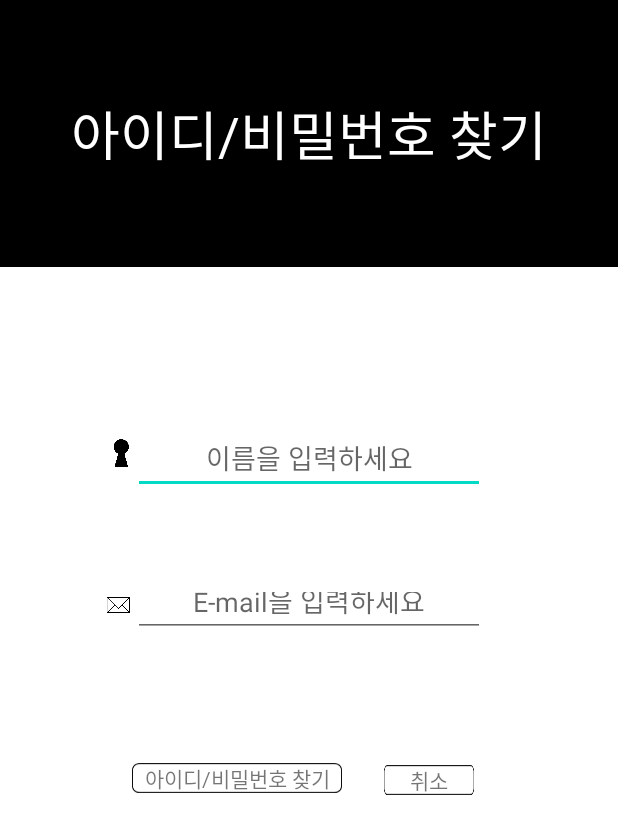
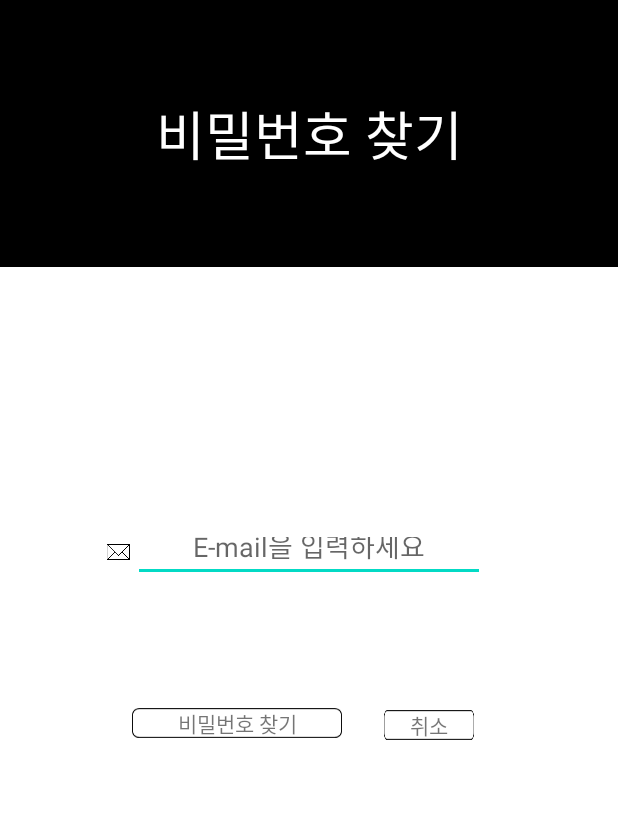
Before and after one commit to Idea-Festival/Idea-Festival-App, an Android app: the SignupActivity screen opened directly, with no data from a screen before it, on a phone screen of 412 x 824 dp. Shown: the top 834 px of the screen. Run offline under Robolectric (Android 15) with nearby library versions, the phone set to English and light mode, and no system bars; our stand-ins replace Firebase (no records; nobody signed in at launch, a user with empty details on screens opened directly).

Commit message:
[UPDATE] firebase로 만든 로그인, 회원가입, 비밀번호 재설정

```diff
--- a/app/build.gradle
+++ b/app/build.gradle
@@ -9,12 +9,12 @@ apply plugin: 'com.android.application'
 apply plugin: 'com.google.gms.google-services'
 
 android {
-    compileSdk 30
+    compileSdk 31
 
     defaultConfig {
         applicationId "com.example.fashionapplication"
         minSdk 30
-        targetSdk 30
+        targetSdk 31
         versionCode 1
         versionName "1.0"
 
@@ -63,6 +63,7 @@ dependencies {
     implementation 'com.google.android.material:material:1.4.0'
     implementation 'androidx.constraintlayout:constraintlayout:2.1.2'
     implementation 'androidx.legacy:legacy-support-v4:1.0.0'
+    implementation 'com.google.firebase:firebase-firestore-ktx:24.0.0'
     testImplementation 'junit:junit:4.+'
     androidTestImplementation 'androidx.test.ext:junit:1.1.3'
     androidTestImplementation 'androidx.test.espresso:espresso-core:3.4.0'
--- a/app/src/main/AndroidManifest.xml
+++ b/app/src/main/AndroidManifest.xml
@@ -13,6 +13,7 @@
         android:label="@string/app_name"
         android:roundIcon="@drawable/rectangle_1"
         android:supportsRtl="true"
+        android:usesCleartextTraffic="true"
         android:theme="@style/Theme.FashionApplication">
         <activity
             android:name=".function.writingPostActivity"
--- a/app/src/main/java/com/example/fashionapplication/function/writingPostActivity.kt
+++ b/app/src/main/java/com/example/fashionapplication/function/writingPostActivity.kt
@@ -5,14 +5,12 @@ import android.content.Intent
 import android.net.Uri
 import android.os.Bundle
 import android.view.View
-import android.widget.Toast
 import androidx.appcompat.app.AppCompatActivity
 import com.example.fashionapplication.R
 import com.example.fashionapplication.data.PostDto
 import com.google.firebase.auth.FirebaseAuth
 import com.google.firebase.firestore.FirebaseFirestore
 import com.google.firebase.storage.FirebaseStorage
-import kotlinx.android.synthetic.main.fragment_profile.*
 import kotlinx.android.synthetic.main.write_posting.*
 import java.text.SimpleDateFormat
 import java.util.*
--- a/app/src/main/java/com/example/fashionapplication/login/SignupActivity.kt
+++ b/app/src/main/java/com/example/fashionapplication/login/SignupActivity.kt
@@ -1,96 +1,47 @@
 package com.example.fashionapplication.login
 
-import android.content.Intent
-import android.database.Cursor
-import android.database.sqlite.SQLiteDatabase
 import android.os.Bundle
 import android.util.Log
 import android.view.View
-import android.widget.EditText
-import android.widget.TextView
 import android.widget.Toast
 import androidx.appcompat.app.AppCompatActivity
-import com.example.fashionapplication.MainActivity
 import com.example.fashionapplication.R
+import com.example.fashionapplication.databinding.ActivitySigupBinding
+import com.google.firebase.auth.FirebaseAuth
+import com.google.firebase.firestore.FirebaseFirestore
+
 
 class SignupActivity : AppCompatActivity() {
-    private val version:Int = 1
-    private lateinit var helper: DatabaseOpenHelper
-    private lateinit var database: SQLiteDatabase
-    lateinit var sql: String
-    lateinit var cursor: Cursor
-    private lateinit var check: Any
 
-    private lateinit var cancel_btn: View
-    private lateinit var Find_btn: View
+    private lateinit var binding: ActivitySigupBinding
+    private lateinit var auth: FirebaseAuth
+    private lateinit var databaseRef: FirebaseFirestore
     override fun onCreate(savedInstanceState: Bundle?) {
         super.onCreate(savedInstanceState)
-        setContentView(R.layout.activity_sigup)
 
-        helper = DatabaseOpenHelper(this, DatabaseOpenHelper.tableName, null, version)
-        database = helper.writableDatabase
-        Find_btn = findViewById(R.id.find_info_btn)
-        Find_btn.setOnClickListener(object : OnClickListener, View.OnClickListener {
-            override fun onClick(v: View) {
-                val dataEmail: EditText = findViewById(R.id.new_email)
-                val dataName: EditText = findViewById(R.id.new_name)
-                val email: String = dataEmail.text.toString()
-                val name: String = dataName.text.toString()
+        binding = ActivitySigupBinding.inflate(layoutInflater)
+        setContentView(binding.root)
 
-                // 입력칸이 비었을때
-                if (email.isEmpty() || name.isEmpty()) {
-                    Toast.makeText(this@SignupActivity, "이메일과 이름은 필수 입력사항 입니다.", Toast.LENGTH_SHORT).show()
-                    return
+        auth = FirebaseAuth.getInstance()
+        databaseRef = FirebaseFirestore.getInstance()
+
+        binding.findInfoBtn.setOnClickListener(object : View.OnClickListener {
+            override fun onClick(p0: View?) {
+                val email = binding.findEmail.text.toString()
+
+                if (email.isEmpty()) {
+                    Toast.makeText(this@SignupActivity, "이메일은 필수 입력사항입니다.", Toast.LENGTH_SHORT).show()
+                } else {
+                    auth.sendPasswordResetEmail(email).addOnCompleteListener { task ->
+                        if (task.isSuccessful) {
+                            Toast.makeText(this@SignupActivity, "비밀번호 재설정 메일을 보냈습니다.", Toast.LENGTH_SHORT).show()
+                        } else {
+                            Log.w("tag", task.exception)
+                        }
+                    }
                 }
 
-                val showId: View = findViewById(R.id.show_information)
-                val showIdText: TextView = findViewById(R.id.information_id)
-                val showPass: View = findViewById(R.id.show_information)
-                val showPassText: TextView = findViewById(R.id.information_password)
-                val okBtn: View = findViewById(R.id.ok_btn)
-                val okText: TextView = findViewById(R.id.ok_text)
-                // 아이디 찾기
-                sql = "SELECT id FROM "+ DatabaseOpenHelper.tableName + " WHERE email = '" + email + "' AND name = '"+name+"'"
-                cursor = database.rawQuery(sql, null)
-                check = cursor.count
-                Log.i("tag", cursor.toString())
-                if (check == 0) {
-                    Toast.makeText(this@SignupActivity,"정보가 일치하지 않습니다.",Toast.LENGTH_SHORT).show()
-                } else {
-                    cursor.moveToFirst()
-                    showId.visibility = View.VISIBLE
-                    showIdText.visibility = View.VISIBLE
-                    showIdText.text = "아이디는 "+cursor.getString(0)+" 입니다."
-                    okBtn.visibility = View.VISIBLE
-                    okText.visibility = View.VISIBLE
-                }
-
-                // 비번
-                sql = "SELECT pw FROM "+ DatabaseOpenHelper.tableName + " WHERE email = '" + email + "' AND name = '"+name+"'"
-                cursor = database.rawQuery(sql, null)
-                check = cursor.count
-                Log.i("tag", cursor.toString())
-                if (check != 0) {
-                    cursor.moveToFirst()
-                    showPass.visibility = View.VISIBLE
-                    showPassText.visibility = View.VISIBLE
-                    showPassText.text = "비밀번호는 "+cursor.getString(0)+" 입니다."
-                    okBtn.visibility = View.VISIBLE
-                    okText.visibility = View.VISIBLE
-                }
-                okBtn.setOnClickListener {
-                    val intent = Intent(this@SignupActivity,MainActivity::class.java)
-                    startActivity(intent)
-                    overridePendingTransition(R.anim.slide_down, R.anim.fade_out)
-                }
             }
         })
-
-        cancel_btn = findViewById(R.id.cancel_btn)
-        cancel_btn.setOnClickListener {
-            val intent = Intent(this,MainActivity::class.java)
-            startActivity(intent)
-            overridePendingTransition(R.anim.slide_down, R.anim.fade_out)
-        }
     }
 }
--- a/app/src/main/res/layout/activity_sigup.xml
+++ b/app/src/main/res/layout/activity_sigup.xml
@@ -15,7 +15,7 @@
         android:background="@color/black"
         android:fontFamily="@font/cafe24ssurround"
         android:gravity="center"
-        android:text="아이디/비밀번호 찾기"
+        android:text="비밀번호 찾기"
         android:textColor="@color/white"
         android:textSize="35sp"
         app:layout_constraintEnd_toEndOf="parent"
@@ -23,35 +23,12 @@
         app:layout_constraintTop_toTopOf="parent" />
 
     <EditText
-        android:id="@+id/new_name"
-        android:layout_width="wrap_content"
-        android:layout_height="wrap_content"
-        android:layout_marginTop="103dp"
-        android:ems="11"
-        android:gravity="center"
-        android:hint="이름을 입력하세요"
-        android:minHeight="48dp"
-        app:layout_constraintEnd_toEndOf="parent"
-        app:layout_constraintStart_toStartOf="parent"
-        app:layout_constraintTop_toBottomOf="@+id/textView" />
-
-    <ImageView
-        android:id="@+id/imageView"
-        android:layout_width="15dp"
-        android:layout_height="20dp"
-        android:layout_marginTop="114dp"
-        android:src="@drawable/hole"
-        app:layout_constraintEnd_toStartOf="@+id/new_name"
-        app:layout_constraintTop_toBottomOf="@+id/textView"
-        app:tint="@color/black" />
-
-    <EditText
-        android:id="@+id/new_email"
+        android:id="@+id/find_email"
         android:layout_width="wrap_content"
         android:layout_height="40dp"
         android:layout_alignParentStart="true"
         android:layout_alignParentTop="true"
-        android:layout_marginTop="55dp"
+        android:layout_marginTop="170dp"
         android:ems="11"
         android:gravity="center"
         android:hint="E-mail을 입력하세요"
@@ -60,17 +37,17 @@
         android:textFontWeight="400"
         app:layout_constraintEnd_toEndOf="parent"
         app:layout_constraintStart_toStartOf="parent"
-        app:layout_constraintTop_toBottomOf="@+id/new_name"
+        app:layout_constraintTop_toBottomOf="@+id/textView"
         tools:ignore="TouchTargetSizeCheck" />
 
     <ImageView
         android:id="@+id/letter"
         android:layout_width="20dp"
         android:layout_height="25dp"
-        android:layout_marginTop="61dp"
         android:src="@drawable/letter"
-        app:layout_constraintEnd_toStartOf="@+id/new_email"
-        app:layout_constraintTop_toBottomOf="@+id/new_name"
+        app:layout_constraintBottom_toBottomOf="@+id/find_email"
+        app:layout_constraintEnd_toStartOf="@+id/find_email"
+        app:layout_constraintTop_toTopOf="@+id/find_email"
         app:tint="@color/black" />
 
     <View
@@ -83,14 +60,14 @@
         android:layout_marginTop="84dp"
         android:background="@drawable/btn_design"
         app:layout_constraintStart_toStartOf="parent"
-        app:layout_constraintTop_toBottomOf="@+id/new_email" />
+        app:layout_constraintTop_toBottomOf="@+id/find_email" />
 
     <TextView
         android:id="@+id/textView2"
         android:layout_width="wrap_content"
         android:layout_height="wrap_content"
         android:fontFamily="@font/cafe24ssurround"
-        android:text="아이디/비밀번호 찾기"
+        android:text="비밀번호 찾기"
         app:layout_constraintBottom_toBottomOf="@+id/find_info_btn"
         app:layout_constraintEnd_toEndOf="@+id/find_info_btn"
         app:layout_constraintStart_toStartOf="@+id/find_info_btn"
@@ -106,7 +83,7 @@
         android:layout_marginEnd="96dp"
         android:background="@drawable/btn_design"
         app:layout_constraintEnd_toEndOf="parent"
-        app:layout_constraintTop_toBottomOf="@+id/new_email" />
+        app:layout_constraintTop_toBottomOf="@+id/find_email" />
 
     <TextView
         android:layout_width="wrap_content"
@@ -118,68 +95,68 @@
         app:layout_constraintStart_toStartOf="@+id/cancel_btn"
         app:layout_constraintTop_toTopOf="@+id/cancel_btn" />
 
-    <View
-        android:id="@+id/show_information"
-        android:layout_width="280dp"
-        android:layout_height="60dp"
-        android:layout_alignParentLeft="true"
-        android:layout_alignParentTop="true"
-        android:layout_marginTop="55dp"
-        android:background="@drawable/btn_design"
-        app:layout_constraintEnd_toEndOf="parent"
-        app:layout_constraintStart_toStartOf="parent"
-        app:layout_constraintTop_toBottomOf="@+id/find_info_btn"
-        android:visibility="invisible"/>
+<!--    <View-->
+<!--        android:id="@+id/show_information"-->
+<!--        android:layout_width="280dp"-->
+<!--        android:layout_height="60dp"-->
+<!--        android:layout_alignParentLeft="true"-->
+<!--        android:layout_alignParentTop="true"-->
+<!--        android:layout_marginTop="55dp"-->
+<!--        android:background="@drawable/btn_design"-->
+<!--        app:layout_constraintEnd_toEndOf="parent"-->
+<!--        app:layout_constraintStart_toStartOf="parent"-->
+<!--        app:layout_constraintTop_toBottomOf="@+id/find_info_btn"-->
+<!--        android:visibility="invisible"/>-->
 
-    <TextView
-        android:id="@+id/information_id"
-        android:layout_width="wrap_content"
-        android:layout_height="wrap_content"
-        android:layout_marginStart="10dp"
-        android:layout_marginTop="7dp"
-        android:fontFamily="@font/cafe24ssurround"
-        android:text="text"
-        android:visibility="invisible"
-        app:layout_constraintStart_toStartOf="@+id/show_information"
-        app:layout_constraintTop_toTopOf="@+id/show_information" />
+<!--    <TextView-->
+<!--        android:id="@+id/information_id"-->
+<!--        android:layout_width="wrap_content"-->
+<!--        android:layout_height="wrap_content"-->
+<!--        android:layout_marginStart="10dp"-->
+<!--        android:layout_marginTop="7dp"-->
+<!--        android:fontFamily="@font/cafe24ssurround"-->
+<!--        android:text="text"-->
+<!--        android:visibility="invisible"-->
+<!--        app:layout_constraintStart_toStartOf="@+id/show_information"-->
+<!--        app:layout_constraintTop_toTopOf="@+id/show_information" />-->
 
-    <TextView
-        android:id="@+id/information_password"
-        android:layout_width="wrap_content"
-        android:layout_height="wrap_content"
-        android:layout_marginStart="10dp"
-        android:fontFamily="@font/cafe24ssurround"
-        android:text="text"
-        android:visibility="invisible"
-        app:layout_constraintBottom_toBottomOf="@+id/show_information"
-        app:layout_constraintStart_toStartOf="@+id/show_information"
-        app:layout_constraintTop_toBottomOf="@+id/information_id" />
+<!--    <TextView-->
+<!--        android:id="@+id/information_password"-->
+<!--        android:layout_width="wrap_content"-->
+<!--        android:layout_height="wrap_content"-->
+<!--        android:layout_marginStart="10dp"-->
+<!--        android:fontFamily="@font/cafe24ssurround"-->
+<!--        android:text="text"-->
+<!--        android:visibility="invisible"-->
+<!--        app:layout_constraintBottom_toBottomOf="@+id/show_information"-->
+<!--        app:layout_constraintStart_toStartOf="@+id/show_information"-->
+<!--        app:layout_constraintTop_toBottomOf="@+id/information_id" />-->
 
-    <View
-        android:id="@+id/ok_btn"
-        android:layout_width="60dp"
-        android:layout_height="20dp"
-        android:layout_alignParentLeft="true"
-        android:layout_alignParentTop="true"
-        android:layout_marginEnd="7dp"
-        android:background="@drawable/btn_design"
-        app:layout_constraintBottom_toBottomOf="@+id/show_information"
-        app:layout_constraintEnd_toEndOf="@+id/show_information"
-        app:layout_constraintTop_toTopOf="@+id/show_information"
-        android:visibility="invisible"/>
+<!--    <View-->
+<!--        android:id="@+id/ok_btn"-->
+<!--        android:layout_width="60dp"-->
+<!--        android:layout_height="20dp"-->
+<!--        android:layout_alignParentLeft="true"-->
+<!--        android:layout_alignParentTop="true"-->
+<!--        android:layout_marginEnd="7dp"-->
+<!--        android:background="@drawable/btn_design"-->
+<!--        app:layout_constraintBottom_toBottomOf="@+id/show_information"-->
+<!--        app:layout_constraintEnd_toEndOf="@+id/show_information"-->
+<!--        app:layout_constraintTop_toTopOf="@+id/show_information"-->
+<!--        android:visibility="invisible"/>-->
 
-    <TextView
-        android:id="@+id/ok_text"
-        android:layout_width="wrap_content"
-        android:layout_height="wrap_content"
-        android:layout_marginStart="4dp"
-        android:fontFamily="@font/cafe24ssurround"
-        android:text="확인"
-        android:visibility="invisible"
-        app:layout_constraintBottom_toBottomOf="@+id/ok_btn"
-        app:layout_constraintEnd_toEndOf="@+id/ok_btn"
-        app:layout_constraintHorizontal_bias="0.454"
-        app:layout_constraintStart_toStartOf="@+id/ok_btn"
-        app:layout_constraintTop_toTopOf="@+id/ok_btn" />
+<!--    <TextView-->
+<!--        android:id="@+id/ok_text"-->
+<!--        android:layout_width="wrap_content"-->
+<!--        android:layout_height="wrap_content"-->
+<!--        android:layout_marginStart="4dp"-->
+<!--        android:fontFamily="@font/cafe24ssurround"-->
+<!--        android:text="확인"-->
+<!--        android:visibility="invisible"-->
+<!--        app:layout_constraintBottom_toBottomOf="@+id/ok_btn"-->
+<!--        app:layout_constraintEnd_toEndOf="@+id/ok_btn"-->
+<!--        app:layout_constraintHorizontal_bias="0.454"-->
+<!--        app:layout_constraintStart_toStartOf="@+id/ok_btn"-->
+<!--        app:layout_constraintTop_toTopOf="@+id/ok_btn" />-->
 
 </androidx.constraintlayout.widget.ConstraintLayout>
```
Also changed, not shown: app/src/main/java/com/example/fashionapplication/MainActivity.kt (+37 -68 lines), app/src/main/java/com/example/fashionapplication/data/UserData.kt (+5 -5 lines), app/src/main/java/com/example/fashionapplication/login/NewUserActivity.kt (+26 -12 lines), app/src/main/res/layout/activity_main.xml (+5 -5 lines), app/src/main/res/layout/activity_new_user.xml (+4 -4 lines), 1 other file.
